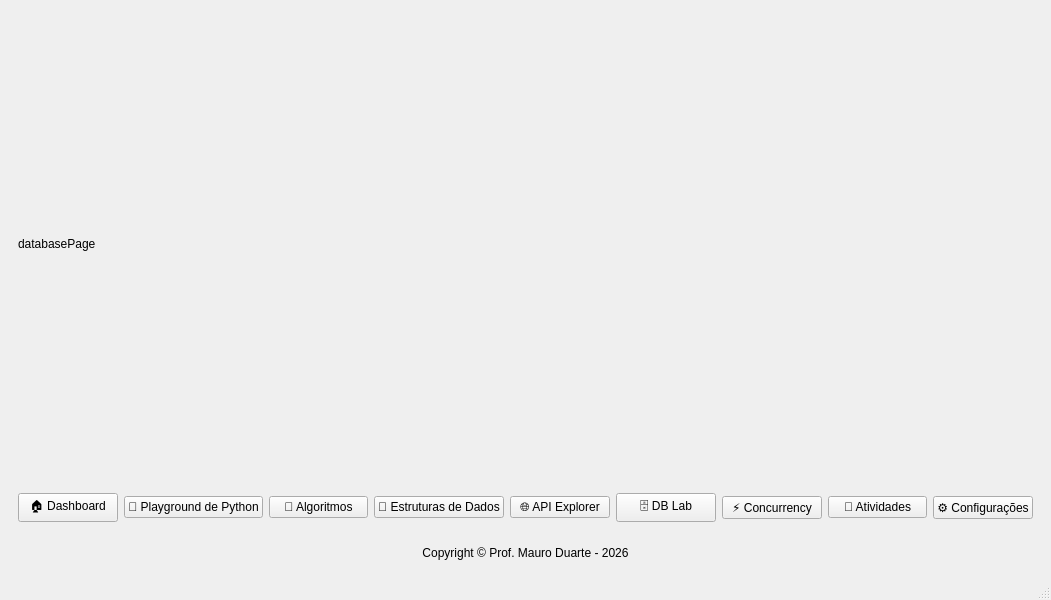
profmauroduarte/prisma, file src/prisma/ui/main_window.ui: the form before one commit.
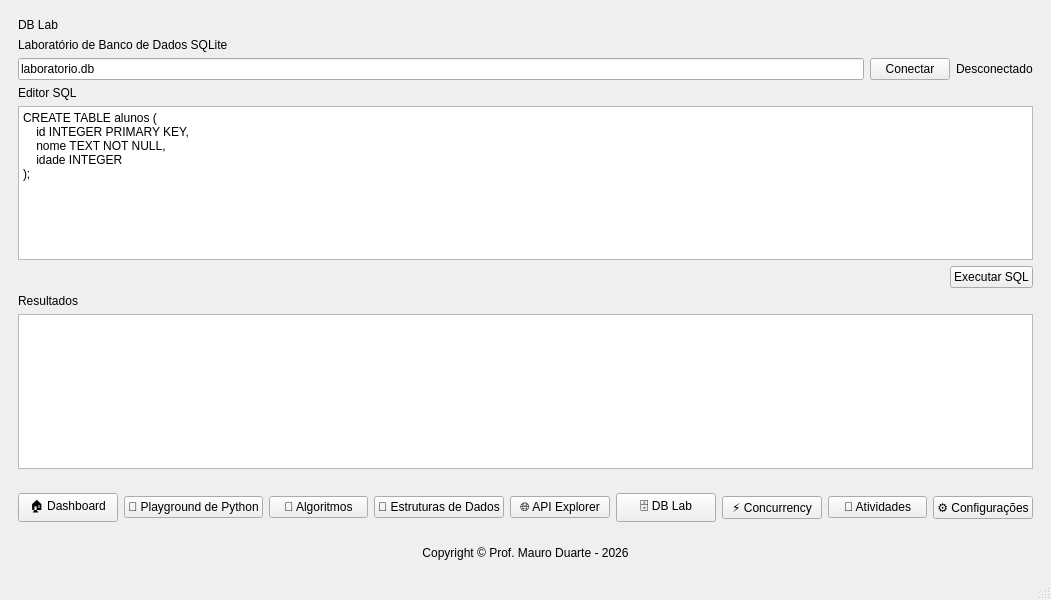
The form after the commit. The open tabs and pages were chosen to show the change. Custom widgets are drawn as their Qt base class.

Commit message: feat: implementa laboratorio SQLite com editor SQL e resultados

```diff
--- a/src/prisma/ui/main_window.ui
+++ b/src/prisma/ui/main_window.ui
@@ -412,12 +412,119 @@
         </item>
        </layout>
       </widget>
-      <widget class="QWidget" name="databasePage">
-       <layout class="QVBoxLayout" name="verticalLayout_14">
+      <widget class="QWidget" name="dbPage">
+       <layout class="QVBoxLayout" name="verticalLayout_14" stretch="0,0,0,0,0,0,0,0">
         <item>
          <widget class="QLabel" name="label_5">
           <property name="text">
-           <string>databasePage</string>
+           <string>DB Lab</string>
+          </property>
+         </widget>
+        </item>
+        <item>
+         <widget class="QLabel" name="DBLabSubTitle">
+          <property name="text">
+           <string>Laboratório de Banco de Dados SQLite</string>
+          </property>
+         </widget>
+        </item>
+        <item>
+         <layout class="QHBoxLayout" name="dbConnectionLayout">
+          <item>
+           <widget class="QLineEdit" name="dbPathInput">
+            <property name="text">
+             <string>laboratorio.db</string>
+            </property>
+            <property name="placeholderText">
+             <string>Caminho do banco SQLite (.db)</string>
+            </property>
+           </widget>
+          </item>
+          <item>
+           <widget class="QPushButton" name="dbConnectButton">
+            <property name="text">
+             <string>Conectar</string>
+            </property>
+           </widget>
+          </item>
+          <item>
+           <widget class="QLabel" name="dbStatusLabel">
+            <property name="text">
+             <string>Desconectado</string>
+            </property>
+           </widget>
+          </item>
+         </layout>
+        </item>
+        <item>
+         <widget class="QLabel" name="dbSqlLabel">
+          <property name="text">
+           <string>Editor SQL</string>
+          </property>
+         </widget>
+        </item>
+        <item>
+         <widget class="QPlainTextEdit" name="dbSqlInput">
+          <property name="plainText">
+           <string>CREATE TABLE alunos (
+    id INTEGER PRIMARY KEY,
+    nome TEXT NOT NULL,
+    idade INTEGER
+);</string>
+          </property>
+          <property name="placeholderText">
+           <string>Digite um comando SQL...</string>
+          </property>
+         </widget>
+        </item>
+        <item>
+         <layout class="QHBoxLayout" name="dbButtonLayout">
+          <item>
+           <spacer name="horizontalSpacer_3">
+            <property name="orientation">
+             <enum>Qt::Orientation::Horizontal</enum>
+            </property>
+            <property name="sizeHint" stdset="0">
+             <size>
+              <width>40</width>
+              <height>20</height>
+             </size>
+            </property>
+           </spacer>
+          </item>
+          <item>
+           <widget class="QLabel" name="dbSqlStatusLabel">
+            <property name="text">
+             <string/>
+            </property>
+           </widget>
+          </item>
+          <item>
+           <widget class="QPushButton" name="dbExecuteButton">
+            <property name="text">
+             <string>Executar SQL</string>
+            </property>
+           </widget>
+          </item>
+         </layout>
+        </item>
+        <item>
+         <widget class="QLabel" name="dbResultsLabel">
+          <property name="text">
+           <string>Resultados</string>
+          </property>
+         </widget>
+        </item>
+        <item>
+         <widget class="QTableWidget" name="dbResultsTable">
+          <property name="editTriggers">
+           <set>QAbstractItemView::EditTrigger::NoEditTriggers</set>
+          </property>
+          <property name="alternatingRowColors">
+           <bool>true</bool>
+          </property>
+          <property name="selectionBehavior">
+           <enum>QAbstractItemView::SelectionBehavior::SelectRows</enum>
           </property>
          </widget>
         </item>
```
Left out of the diff: 4 changed lines with no effect on the pictures. The commit also changes 14 other files.
